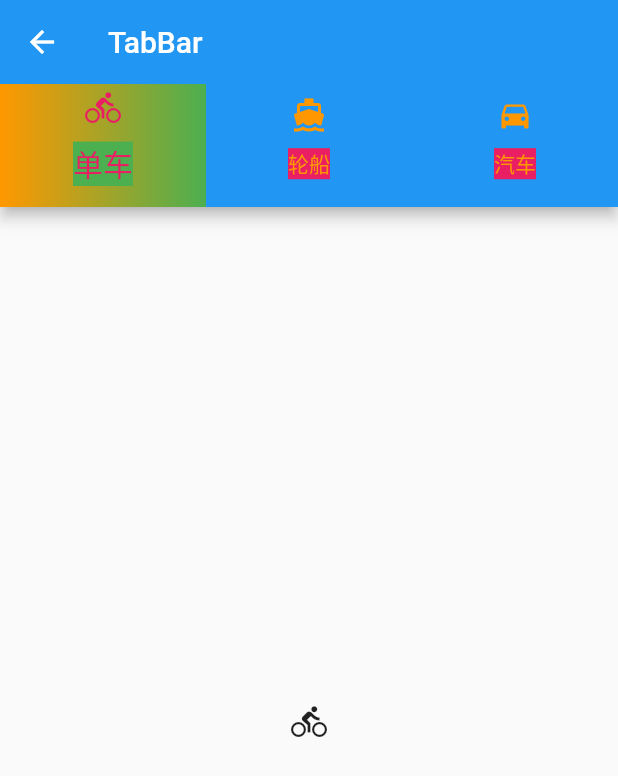
After one commit to JunAILiang/flutter_code, a Flutter app: the TabBarExample screen opened directly, on a phone screen of 412 x 824 dp. The commit adds this screen. Shown: the top 776 px of the screen. Run offline on Flutter 3.47's test engine with Material 2 defaults, Android fonts, the phone set to English and light mode, and no system bars.

Commit message:
add TabBar example

```diff
--- /dev/null
+++ b/lib/TabBarExample/TabBarExample.dart
@@ -0,0 +1,59 @@
+import 'package:flutter/material.dart';
+
+class TabBarExample extends StatefulWidget {
+  @override
+  _TabBarExampleState createState() => _TabBarExampleState();
+}
+
+class _TabBarExampleState extends State<TabBarExample> {
+  @override
+  Widget build(BuildContext context) {
+    return DefaultTabController(
+      length: 3,
+      child: Scaffold(
+        appBar: AppBar(
+          title: Text("TabBar"),
+          bottom: TabBar(
+            tabs: [
+              Tab(icon: Icon(Icons.directions_bike), text: "单车",),
+              Tab(icon: Icon(Icons.directions_boat), text: "轮船",),
+              Tab(icon: Icon(Icons.directions_car), text: "汽车",),
+            ],
+            // isScrollable: true,
+            indicatorColor: Colors.red,
+            // automaticIndicatorColorAdjustment: true,
+            indicatorWeight: 10,
+            // indicatorPadding: EdgeInsets.only(bottom: 2),
+            indicator: BoxDecoration(
+              gradient: LinearGradient(colors: [
+                Colors.orange,
+                Colors.green
+              ]),
+            ),
+            // indicatorSize: TabBarIndicatorSize.label,
+            labelColor: Colors.pink,
+            labelStyle: TextStyle(
+                backgroundColor: Colors.green,
+                fontSize: 20
+            ),
+            // labelPadding: EdgeInsets.all(10),
+            unselectedLabelColor: Colors.orange,
+            unselectedLabelStyle: TextStyle(
+                backgroundColor: Colors.pink
+            ),
+            onTap: (index) {
+              print(index);
+            },
+          ),
+        ),
+        body: TabBarView(
+          children: [
+            Icon(Icons.directions_bike),
+            Icon(Icons.directions_boat),
+            Icon(Icons.directions_car),
+          ],
+        ),
+      ),
+    );
+  }
+}
--- a/lib/main.dart
+++ b/lib/main.dart
@@ -1,10 +1,9 @@
 import 'package:flutter/material.dart';
-
 import 'package:flutter_code/AppBarExample/AppBarExample.dart';
 import 'package:flutter_code/InheritedWidget/InheritedCount.dart';
 import 'package:flutter_code/MaterialAppExample/MaterialAppExample.dart';
 import 'package:flutter_code/ScaffoldExample/ScaffoldExample.dart';
-
+import 'package:flutter_code/TabBarExample/TabBarExample.dart';
 
 void main() {
   runApp(MyApp());
@@ -74,6 +73,10 @@ class _MyHomePageState extends State<MyHomePage> {
     {
       "title": "AppBarExample",
       "page": AppBarExample()
+    },
+    {
+      "title": "TabBarExample",
+      "page": TabBarExample()
     }
   ];
 
```
